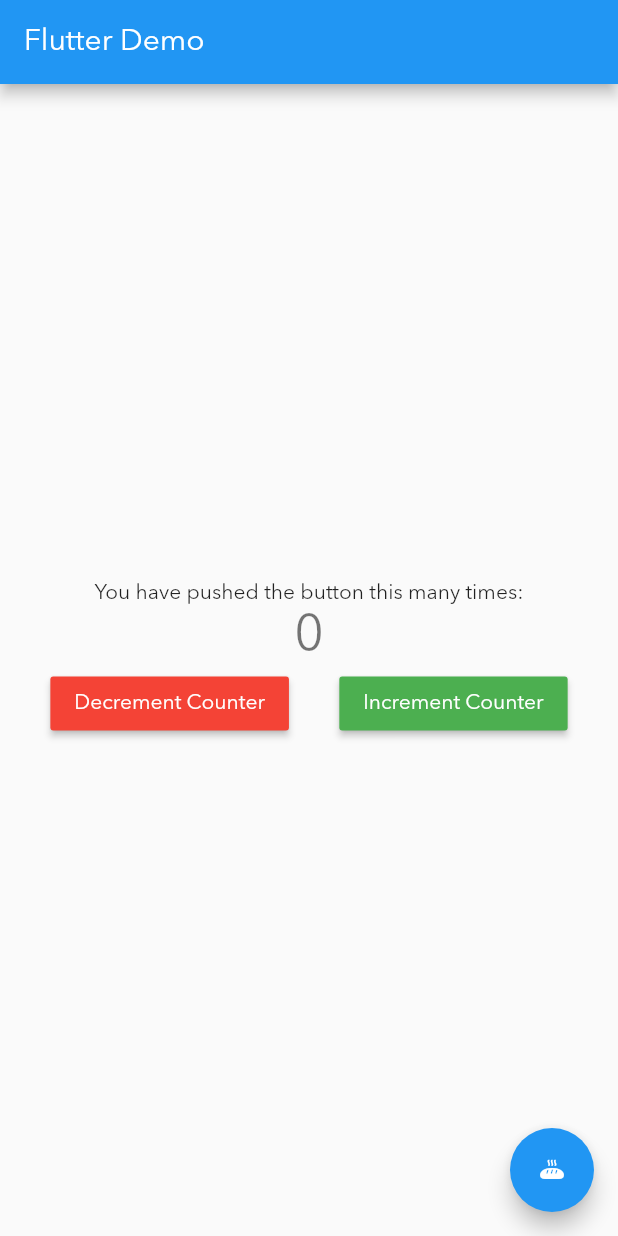
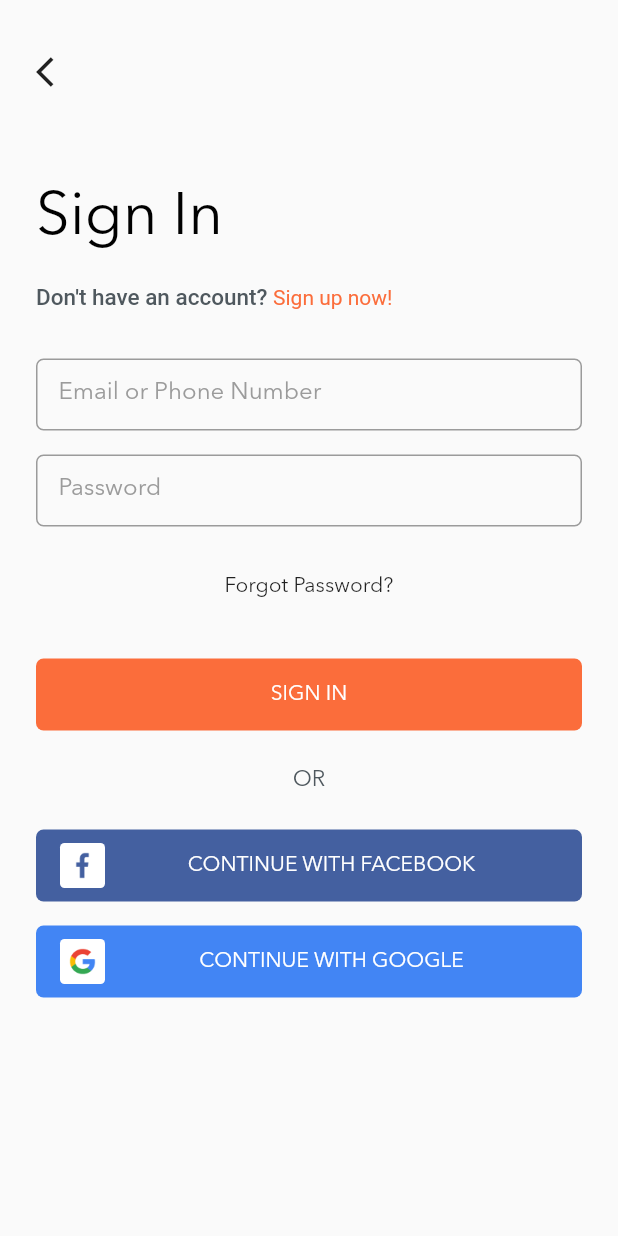
Before and after one commit to thanhnhan2tn/flutter-chat-demo, a Flutter app: the screen it shows after launch, on a phone screen of 412 x 824 dp. Run offline on Flutter 3.47's test engine with Material 2 defaults, Android fonts, the phone set to English and light mode, and no system bars; our stand-ins replace bloc, flutter_bloc.

Commit message:
Create Signin and Signup UI

```diff
--- a/lib/config/palette.dart
+++ b/lib/config/palette.dart
@@ -1,9 +1,24 @@
 import 'package:flutter/material.dart';
 
 class Palette {
-  static Color primaryColor = Colors.white;
-  static Color accentColor =  Color(0xff4fc3f7);
-  static Color secondaryColor = Colors.black;
+  static Color primaryColor = const Color(0xffFB6D3B);
+  static Color primaryColor2 = const Color(0xffFC9631);
+  static Color primaryColor3 = const Color(0xffFFF1E5);
+  static Color neutralColor =  const Color(0xff4F585E);
+  static Color neutralColor2 =  const Color(0xff697586);
+  static Color neutralColor3 =  const Color(0xff9B9B9B);
+  static Color neutralColor4 =  const Color(0xffc3c3c3);
+  static Color neutralColor5 = const  Color(0xfff6f6f6);
+  static Color neutralColor6 =  Colors.white;
+  static Color semanticColor = Color(0xff3ABC5E);
+  static Color semanticColor2 = Color(0xffF43E3E);
+  static Color semanticColor3 = Color(0xff4B8EDD);
+  static Color brandColor = Color(0xffFB6D3B);
+  static Color brandColor2 = Color(0xffFC9631);
+  static Color brandColor3 = Color(0xffFFF1E5);
+  static Color supportColor = Color(0xff3ABC5E);
+  static Color supportColor2 = Color(0xffF43E3E);
+  static Color supportColor3 = Color(0xff4B8EDD);
   static Color primaryTextColor = Colors.black;
   static Color secondaryTextColor = Colors.black87;
   static Color primaryBackgroundColor = Colors.white;
--- a/lib/config/styles.dart
+++ b/lib/config/styles.dart
@@ -3,23 +3,53 @@ import 'package:flutter/material.dart';
 import 'palette.dart';
 
 class Styles {
-  static TextStyle textHeading = TextStyle(
+  static TextStyle largeTitle = TextStyle(
     color: Palette.primaryTextColor,
+    fontSize: 40,
+    fontWeight: FontWeight.w500,
+  );
+  static TextStyle title = TextStyle(
+    color: Palette.primaryTextColor,
+    fontWeight: FontWeight.w600,
+    fontSize: 27,
+  );
+  static TextStyle subTitle = TextStyle(
+    color: Palette.primaryTextColor,
+    fontWeight: FontWeight.w600,
     fontSize: 20,
-  ); // Text style for the name
-  static TextStyle subHeading = TextStyle(
+  );
+  static TextStyle headline = TextStyle(
     color: Palette.primaryTextColor,
-    fontSize: 14,
+    fontWeight: FontWeight.w500,
+    fontSize: 20,
   );
-  static TextStyle text = TextStyle(
+  static TextStyle subHeadline = TextStyle(
+    color: Palette.primaryTextColor,
+    fontWeight: FontWeight.w600,
+    fontSize: 16,
+  );
+  static TextStyle body1 = TextStyle(
     color: Palette.secondaryTextColor,
+    fontSize: 16,
   );
-  static TextStyle subText = TextStyle(
+  static TextStyle body2 = TextStyle(
+    color: Palette.neutralColor,
+    fontWeight: FontWeight.w500,
+    fontSize: 15,
+  );
+  static TextStyle caption = TextStyle(
     color: Palette.greyColor,
+    fontWeight: FontWeight.w500,
+    fontSize: 12,
   );
   static TextStyle date = TextStyle(
     color: Palette.greyColor,
     fontSize: 12.0,
     fontStyle: FontStyle.normal,
   );
+
+  static TextStyle btnText = TextStyle(
+    color: Colors.white,
+    fontWeight: FontWeight.w500,
+  );
 }
--- a/lib/main.dart
+++ b/lib/main.dart
@@ -1,9 +1,12 @@
 import 'package:flutter/material.dart';
-import 'package:flutter_bloc/flutter_bloc.dart';
+import 'package:flutter_app/config/styles.dart';
+// import 'package:flutter_bloc/flutter_bloc.dart';
 
 // import './modules/counter/blocs/counter_bloc.dart';
-import './modules/counter/counter_screen.dart';
-import 'modules/counter/blocs/counter_class_bloc.dart';
+// import './modules/counter/counter_screen.dart';
+// import 'modules/counter/blocs/counter_class_bloc.dart';
+import 'modules/signin_signup/signin.dart';
+import 'modules/signin_signup/signup.dart';
 
 
 void main() {
@@ -19,11 +22,15 @@ class MyApp extends StatelessWidget {
         primarySwatch: Colors.blue,
         visualDensity: VisualDensity.adaptivePlatformDensity,
         fontFamily: 'AvenirNextLT',
+        primaryTextTheme: TextTheme(bodyText2: Styles.body2, bodyText1: Styles.body1),
       ),
-      home: BlocProvider<CounterBloc>(
-        create: (BuildContext context) => CounterBloc(0),
-        child: CounterScreen(title: 'Flutter Demo'),
-      ),
+      // home: SignIn(),
+      routes: {
+        '/': (context) => SignIn(),
+        '/signin': (context) => SignIn(),
+        '/signup': (context) => SignUp(),
+        // '/on_board': (context) => OnBoarding(), // on_board
+      },
     );
   }
 }
--- /dev/null
+++ b/lib/modules/signin_signup/signin.dart
@@ -0,0 +1,270 @@
+import 'package:flutter/gestures.dart';
+import 'package:flutter/material.dart';
+import 'package:flutter_app/config/palette.dart';
+
+// import 'package:flutter_app/config/foodude_icons.dart';
+import 'package:flutter_app/config/styles.dart';
+
+class SignIn extends StatelessWidget {
+  @override
+  Widget build(BuildContext context) {
+    return Scaffold(
+      body: SingleChildScrollView(
+        child: ConstrainedBox(
+          constraints: BoxConstraints(
+            maxHeight: MediaQuery.of(context).size.height,
+          ),
+          child: Padding(
+            padding: const EdgeInsets.all(24.0),
+            child: Column(
+              crossAxisAlignment: CrossAxisAlignment.start,
+              children: [
+                Container(
+                  width: 24,
+                  child: IconButton(
+                    icon: Icon(
+                      Icons.arrow_back_ios,
+                    ),
+                    onPressed: () => {},
+                    padding: EdgeInsets.all(0),
+                  ),
+                ),
+                Padding(
+                  padding: const EdgeInsets.only(top: 50, bottom: 8.0),
+                  child: Text(
+                    'Sign In',
+                    style: Styles.largeTitle,
+                  ),
+                ),
+                Padding(
+                  padding: const EdgeInsets.only(top: 8.0, bottom: 24.0),
+                  child: RichText(
+                    text: TextSpan(
+                      children: [
+                        TextSpan(
+                          text: 'Don\'t have an account? ',
+                          style: Styles.body2,
+                        ),
+                        TextSpan(
+                            text: 'Sign up now!',
+                            style: TextStyle(
+                              color: Palette.brandColor,
+                              height: 1.5,
+                            ),
+                            recognizer: TapGestureRecognizer()
+                              ..onTap = () => {
+                                    Navigator.pushNamed(context, '/signup'),
+                                  })
+                      ],
+                    ),
+                  ),
+                ),
+                Form(
+                  child: Column(
+                    children: [
+                      Padding(
+                        padding: const EdgeInsets.symmetric(vertical: 8.0),
+                        child: TextFormField(
+                          validator: (value) {
+                            if (value.isEmpty) {
+                              return 'Please enter text';
+                            }
+                            return null;
+                          },
+                          decoration: InputDecoration(
+                            contentPadding: EdgeInsets.symmetric(
+                                vertical: 2, horizontal: 15),
+                            labelText: 'Email or Phone Number',
+                            labelStyle: TextStyle(
+                              color: Color(0xff9B9B9B),
+                            ),
+                            border: OutlineInputBorder(
+                              borderRadius:
+                                  BorderRadius.all(Radius.circular(5)),
+                              borderSide: BorderSide(color: Colors.grey),
+                            ),
+                          ),
+                        ),
+                      ),
+                      Padding(
+                        padding: const EdgeInsets.symmetric(vertical: 8.0),
+                        child: TextFormField(
+                          obscureText: true,
+                          validator: (value) {
+                            if (value.isEmpty) {
+                              return 'Please enter password';
+                            }
+                            return null;
+                          },
+                          decoration: InputDecoration(
+                            contentPadding: EdgeInsets.symmetric(
+                                vertical: 2, horizontal: 15),
+                            labelText: 'Password',
+                            labelStyle: TextStyle(
+                              color: Color(0xff9B9B9B),
+                            ),
+                            border: OutlineInputBorder(
+                              borderRadius:
+                                  BorderRadius.all(Radius.circular(5)),
+                              borderSide: BorderSide(color: Colors.grey),
+                            ),
+                          ),
+                        ),
+                      ),
+                      Padding(
+                        padding: const EdgeInsets.symmetric(vertical: 8.0),
+                        child: FlatButton(
+                          onPressed: () => {},
+                          child: Text('Forgot Password?'),
+                        ),
+                      ),
+                      Padding(
+                        padding:
+                            const EdgeInsets.only(top: 16.0, bottom: 8.0),
+                        child: Row(
+                          children: [
+                            Expanded(
+                              child: Container(
+                                decoration: BoxDecoration(
+                                  color: Palette.brandColor,
+                                  borderRadius: BorderRadius.all(
+                                    Radius.circular(5.0),
+                                  ),
+                                ),
+                                child: FlatButton(
+                                  child: Text(
+                                    'Sign In'.toUpperCase(),
+                                    style: Styles.btnText,
+                                  ),
+                                  onPressed: () => {},
+                                ),
+                              ),
+                            ),
+                          ],
+                        ),
+                      ),
+                      Padding(
+                        padding: const EdgeInsets.symmetric(vertical: 16.0),
+                        child: Text(
+                          'OR',
+                          style: Styles.body2,
+                        ),
+                      ),
+                      Padding(
+                        padding: const EdgeInsets.symmetric(vertical: 8.0),
+                        child: Row(
+                          mainAxisAlignment: MainAxisAlignment.start,
+                          children: [
+                            Expanded(
+                              child: Container(
+                                decoration: BoxDecoration(
+                                  borderRadius: BorderRadius.all(
+                                    Radius.circular(5.0),
+                                  ),
+                                  color: Color(0xff4460A0),
+                                ),
+                                width: double.infinity,
+                                child: FlatButton(
+                                  onPressed: () => {},
+                                  child: Row(
+                                    // mainAxisAlignment: MainAxisAlignment.spaceBetween,
+                                    children: [
+                                      Align(
+                                        alignment: Alignment.centerLeft,
+                                        child: Container(
+                                          padding: EdgeInsets.all(5),
+                                          decoration: BoxDecoration(
+                                            color: Colors.white,
+                                            borderRadius: BorderRadius.all(
+                                              Radius.circular(3.0),
+                                            ),
+                                          ),
+                                          child: Image.asset(
+                                            'assets/images/facebook-icon.png',
+                                            width: 20,
+                                            height: 20,
+                                          ),
+                                        ),
+                                      ),
+                                      Expanded(
+                                        child: Align(
+                                          alignment: Alignment.center,
+                                          child: Text(
+                                            'Continue with Facebook'
+                                                .toUpperCase(),
+                                            style: Styles.btnText,
+                                          ),
+                                        ),
+                                      ),
+                                    ],
+                                  ),
+                                ),
+                              ),
+                            ),
+                          ],
+                        ),
+                      ),
+                      Padding(
+                        padding: const EdgeInsets.symmetric(vertical: 8.0),
+                        child: Row(
+                          mainAxisAlignment: MainAxisAlignment.start,
+                          children: [
+                            Expanded(
+                              child: Container(
+                                decoration: BoxDecoration(
+                                  borderRadius: BorderRadius.all(
+                                    Radius.circular(5.0),
+                                  ),
+                                  color: Color(0xff4285F4),
+                                ),
+                                child: FlatButton(
+                                  onPressed: () => {},
+                                  child: Row(
+                                    // mainAxisAlignment: MainAxisAlignment.spaceBetween,
+                                    children: [
+                                      Align(
+                                        alignment: Alignment.centerLeft,
+                                        child: Container(
+                                          padding: EdgeInsets.all(5),
+                                          decoration: BoxDecoration(
+                                            color: Colors.white,
+                                            borderRadius: BorderRadius.all(
+                                              Radius.circular(3.0),
+                                            ),
+                                          ),
+                                          child: Image.asset(
+                                            'assets/images/google-icon.png',
+                                            width: 20,
+                                            height: 20,
+                                          ),
+                                        ),
+                                      ),
+                                      Expanded(
+                                        child: Align(
+                                          alignment: Alignment.center,
+                                          child: Text(
+                                            'Continue with Google'
+                                                .toUpperCase(),
+                                            style: Styles.btnText,
+                                          ),
+                                        ),
+                                      ),
+                                    ],
+                                  ),
+                                ),
+                              ),
+                            ),
+                          ],
+                        ),
+                      ),
+                    ],
+                  ),
+                ),
+              ],
+            ),
+          ),
+        ),
+      ),
+    );
+  }
+}
--- a/pubspec.yaml
+++ b/pubspec.yaml
@@ -36,7 +36,7 @@ flutter:
 
   # To add assets to your application, add an assets section, like this:
   assets:
-    - assets/
+    - assets/images/
   #   - images/a_dot_ham.jpeg
 
   # An image asset can refer to one or more resolution-specific "variants", see
```
Also changed, not shown: lib/modules/signin_signup/signup.dart (added, +319 -0 lines), assets/images/facebook-icon.png (added), assets/images/google-icon.png (added), pubspec.lock.
